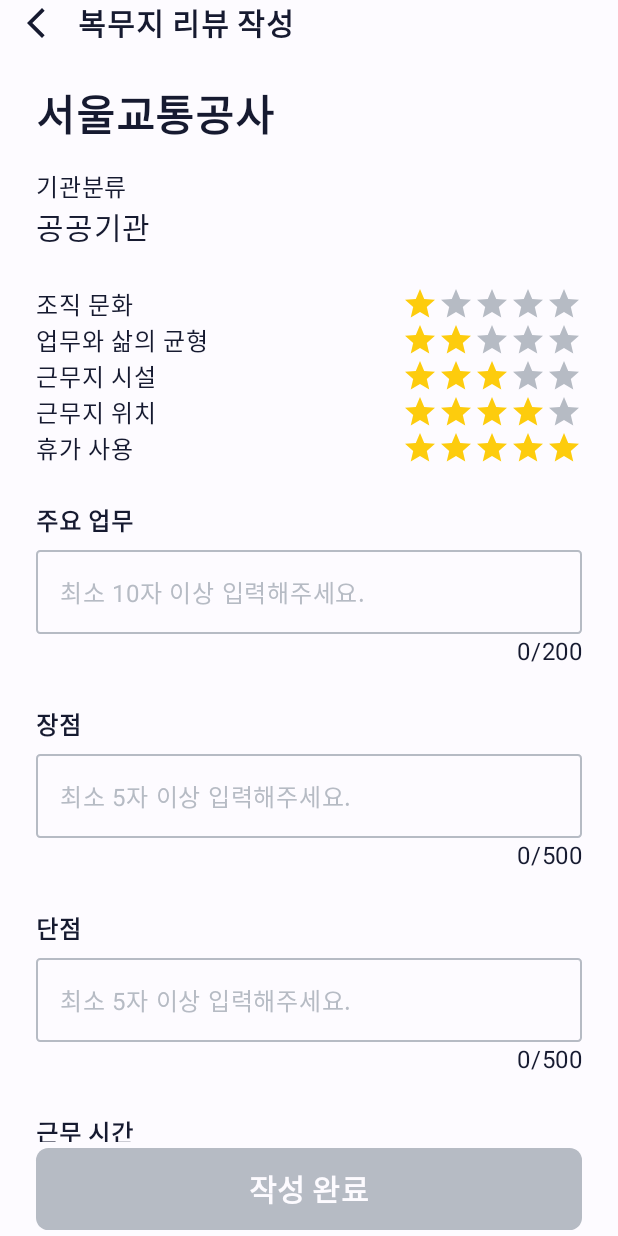
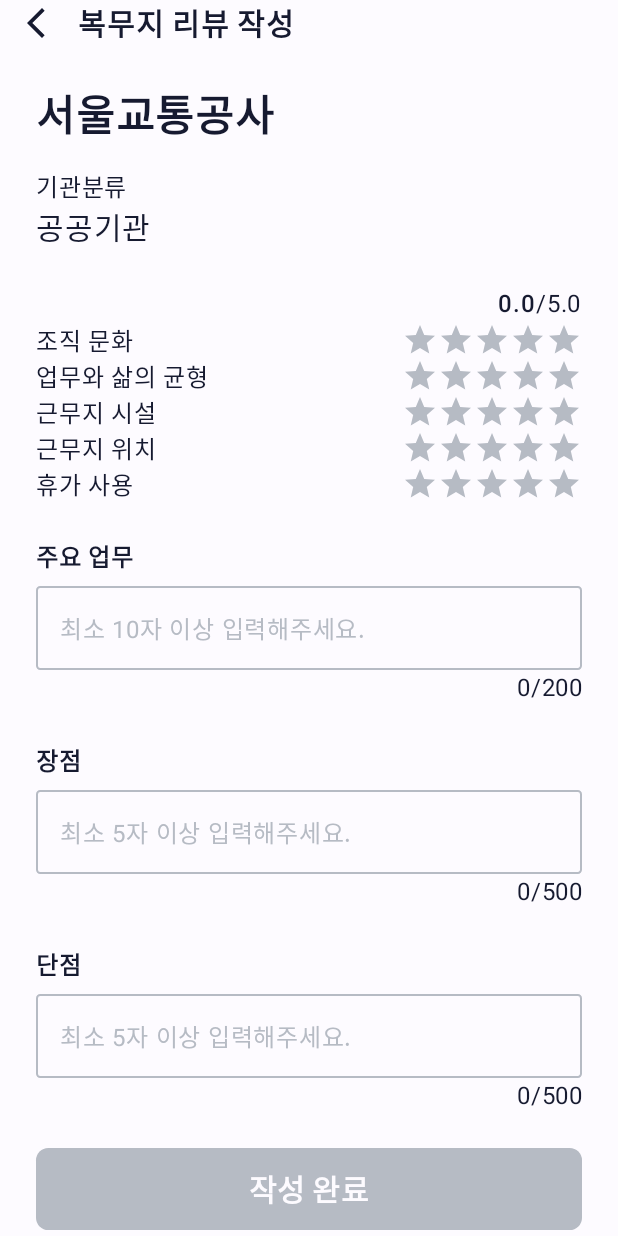
Before and after one commit to ProjectSohae/android, an Android app built with Jetpack Compose: the WriteJobReviewView screen opened through its navigation route, on a phone screen of 412 x 824 dp. Run offline under Robolectric (Android 15) with nearby library versions, the phone set to English and light mode, and no system bars; our stand-ins replace Room's generated code; libraries missing offline, so code that uses them is left out: dev.chrisbanes.haze; 2 statements that could not run were skipped.

Commit message:
type: fix
WriteJobReviewView 의 별점 주기 기능 추가

```diff
--- a/app/src/main/java/com/example/gongik/view/composables/writejobreview/WriteJobReviewView.kt
+++ b/app/src/main/java/com/example/gongik/view/composables/writejobreview/WriteJobReviewView.kt
@@ -23,7 +23,6 @@ import androidx.compose.material3.Scaffold
 import androidx.compose.material3.Text
 import androidx.compose.material3.TextFieldDefaults
 import androidx.compose.runtime.Composable
-import androidx.compose.runtime.LaunchedEffect
 import androidx.compose.runtime.collectAsState
 import androidx.compose.runtime.getValue
 import androidx.compose.runtime.mutableStateOf
@@ -41,7 +40,6 @@ import androidx.lifecycle.viewmodel.compose.viewModel
 import com.example.gongik.R
 import com.example.gongik.util.font.dpToSp
 import com.example.gongik.view.composables.main.MainNavGraphViewModel
-import com.example.gongik.view.composables.writepost.WritePostViewModel
 
 @Composable
 fun WriteJobReviewView(
@@ -129,6 +127,7 @@ private fun WritePostViewBody(
                 fontSize = dpToSp(dp = 16.dp),
                 color = MaterialTheme.colorScheme.primary
             )
+
             Text(
                 text = "공공기관",
                 fontSize = dpToSp(dp = 20.dp),
@@ -154,11 +153,29 @@ private fun SetScoreAboutJob(
     writeJobReviewViewModel: WriteJobReviewViewModel
 ) {
     val scoreName = writeJobReviewViewModel.scoreName
-    val scoreValue = writeJobReviewViewModel.scoreValue
+    val scoreValue = writeJobReviewViewModel.scoreValue.collectAsState().value
 
     Column(
         modifier = Modifier.padding(bottom = 24.dp)
     ) {
+        Row(
+            modifier = Modifier.fillMaxWidth(),
+            horizontalArrangement = Arrangement.End
+        ) {
+            Text(
+                text = writeJobReviewViewModel.avgScoreValue().toString(),
+                fontSize = dpToSp(dp = 16.dp),
+                fontWeight = FontWeight.Medium,
+                color = MaterialTheme.colorScheme.primary
+            )
+
+            Text(
+                text = "/5.0",
+                fontSize = dpToSp(dp = 16.dp),
+                color = MaterialTheme.colorScheme.primary
+            )
+        }
+
         scoreName.forEachIndexed { idx, item ->
             Row(
                 modifier = Modifier.fillMaxWidth(),
@@ -180,7 +197,7 @@ private fun SetScoreAboutJob(
                             modifier = Modifier
                                 .size(24.dp)
                                 .clickable {
-
+                                    writeJobReviewViewModel.updateScoreValue(idx, cnt + 1)
                                 },
                             contentDescription = null
                         )
--- a/app/src/main/java/com/example/gongik/view/composables/writejobreview/WriteJobReviewViewModel.kt
+++ b/app/src/main/java/com/example/gongik/view/composables/writejobreview/WriteJobReviewViewModel.kt
@@ -1,6 +1,8 @@
 package com.example.gongik.view.composables.writejobreview
 
 import androidx.lifecycle.ViewModel
+import kotlinx.coroutines.flow.MutableStateFlow
+import kotlinx.coroutines.flow.asStateFlow
 
 class WriteJobReviewViewModel: ViewModel() {
     val scoreName = listOf(
@@ -10,6 +12,24 @@ class WriteJobReviewViewModel: ViewModel() {
         "근무지 위치",
         "휴가 사용"
     )
-    val scoreValue = listOf(1, 2, 3, 4, 5)
 
+    private val _scoreValue = MutableStateFlow(
+        listOf(0, 0, 0, 0, 0)
+    )
+    val scoreValue = _scoreValue.asStateFlow()
+
+    fun avgScoreValue(): Float {
+        var total = 0
+        val scoreValueListSize = _scoreValue.value.size
+
+        scoreValue.value.forEach { total += it }
+
+        return (total / scoreValueListSize.toFloat())
+    }
+
+    fun updateScoreValue(idx: Int, value: Int) {
+        val tmp: MutableList<Int> = _scoreValue.value.toMutableList()
+        tmp[idx] = value
+        _scoreValue.value = tmp
+    }
 }
```
